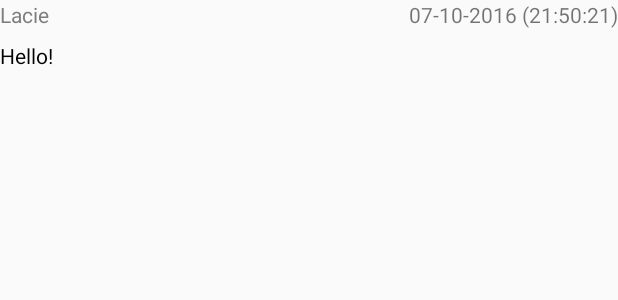
After one commit to bunztelan/ChatAjaTest, an Android app: the layout item_chat.xml on its own in the app's theme, with its tools: preview values and no code run, on a phone screen of 412 x 824 dp. The commit adds this screen. Shown: the top 300 px of the screen. Run offline under Robolectric (Android 15) with nearby library versions, the phone set to English and light mode, and no system bars.

Commit message:
create chat feature and implement MVP architecture

```diff
--- a/app/src/main/java/nash/ir/chataja/model/Message.kt
+++ b/app/src/main/java/nash/ir/chataja/model/Message.kt
@@ -3,9 +3,10 @@ package nash.ir.chataja.model
 import java.util.*
 
 data class Message(
+    var id:String?=null,
     val senderEmail:String,
     val senderName:String,
     val senderAvatar:String,
-    val sendAt: Date,
+    var sendAt:Date?=null,
     val content:String
 )
--- a/app/src/main/java/nash/ir/chataja/util/Constant.kt
+++ b/app/src/main/java/nash/ir/chataja/util/Constant.kt
@@ -1,3 +1,4 @@
 package nash.ir.chataja.util
 
 const val KEY_USER_LIST="key-user-list"
+const val KEY_ACTIVE_USER="key-active-user"
--- /dev/null
+++ b/app/src/main/res/layout/item_chat.xml
@@ -0,0 +1,33 @@
+<?xml version="1.0" encoding="utf-8"?>
+<RelativeLayout xmlns:android="http://schemas.android.com/apk/res/android"
+    xmlns:tools="http://schemas.android.com/tools"
+    android:orientation="vertical"
+    android:layout_width="wrap_content"
+    android:layout_height="wrap_content"
+    android:layout_marginBottom="8dp">
+    <TextView
+        android:id="@+id/tvSenderName"
+        android:layout_width="wrap_content"
+        android:layout_height="wrap_content"
+        android:layout_alignParentTop="true"
+        android:layout_alignParentStart="true"
+        android:textColor="#7e7e7e"
+        tools:text="Lacie"/>
+    <TextView
+        android:id="@+id/tvChatContent"
+        android:layout_width="wrap_content"
+        android:layout_height="wrap_content"
+        android:layout_marginTop="8dp"
+        android:layout_below="@id/tvSenderName"
+        android:layout_alignParentStart="true"
+        android:textColor="#000"
+        android:textSize="14sp"
+        tools:text="Hello!"/>
+    <TextView
+        android:id="@+id/tvSendAt"
+        android:layout_width="wrap_content"
+        android:layout_height="wrap_content"
+        android:layout_alignParentTop="true"
+        android:layout_alignParentEnd="true"
+        tools:text="07-10-2016 (21:50:21)"/>
+</RelativeLayout>
```
Also changed, not shown: app/src/main/java/nash/ir/chataja/presenter/ChatRoomPresenter.kt (added, +66 -0 lines), app/src/main/java/nash/ir/chataja/presenter/MainActivityPresenter.kt (added, +50 -0 lines), app/src/main/java/nash/ir/chataja/ui/ChatRoomActivity.kt (+40 -1 lines), app/src/main/java/nash/ir/chataja/ui/MainActivity.kt (+7 -29 lines), app/src/main/java/nash/ir/chataja/ui/adapter/ChatListAdapter.kt (added, +49 -0 lines), app/src/main/res/drawable/ic_send_black_24dp.xml (added, +9 -0 lines), app/src/main/res/layout/activity_chat_room.xml (+32 -1 lines).
